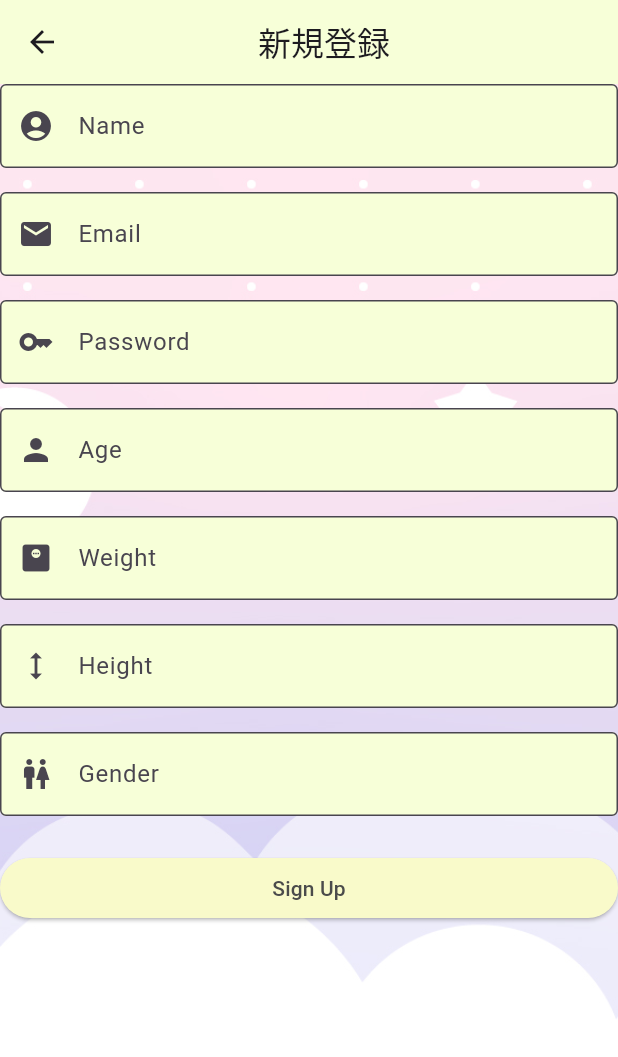
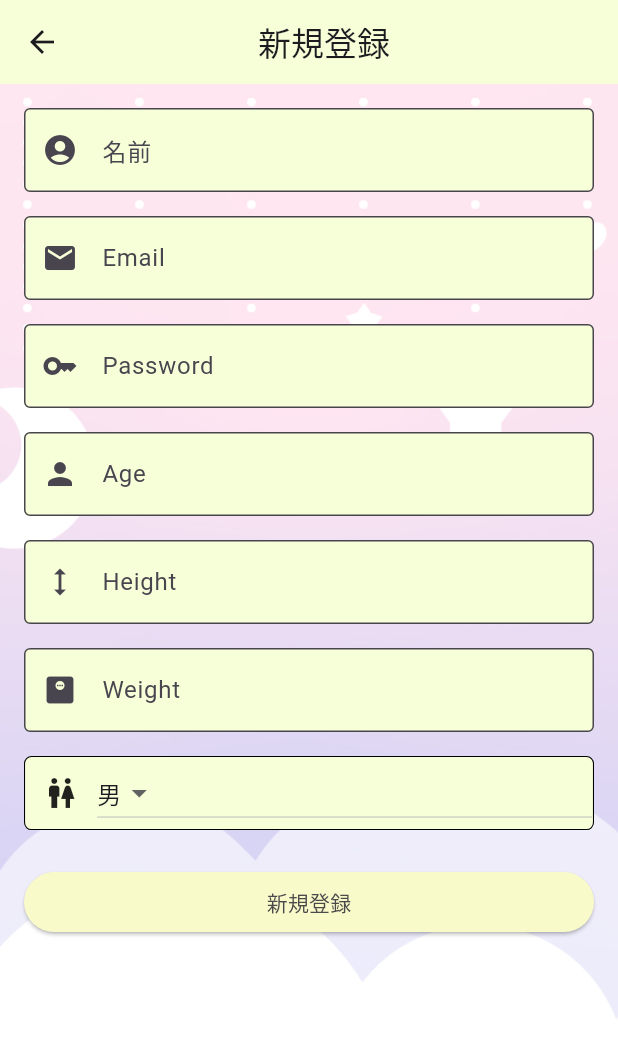
Before and after one commit to mahiro1111/MofuCode, a Flutter app: the SignupScreen screen opened directly, on a phone screen of 412 x 824 dp. Shown: the top 1057 px of the screen. Run offline on Flutter 3.47's test engine with Material 3 defaults, Android fonts, the phone set to English and light mode, and no system bars; our stand-ins replace fl_chart, flutter_riverpod, table_calendar.

Commit message:
UIなどの修正

```diff
--- a/flutter_application_1/lib/screens/registration.dart
+++ b/flutter_application_1/lib/screens/registration.dart
@@ -1,25 +1,6 @@
 import 'package:flutter/material.dart';
 import 'package:http/http.dart' as http;
 import 'dart:convert';
-
-void main() {
-  runApp(const MyApp());
-}
-
-class MyApp extends StatelessWidget {
-  const MyApp({super.key});
-
-  @override
-  Widget build(BuildContext context) {
-    return MaterialApp(
-      title: 'MofuCode_registration',
-      theme: ThemeData(
-        primarySwatch: Colors.blue,
-      ),
-      home: const SignupScreen(),
-    );
-  }
-}
 
 class SignupScreen extends StatefulWidget {
   const SignupScreen({super.key});
@@ -48,8 +29,8 @@ class _SignupScreenState extends State<SignupScreen> {
     final double height = double.parse(_heightController.text);
     final String gender = _genderController.text;
 
-    // APIのURL (例としてngrokを使ったローカルホストのURL)
-    const String apiUrl = "https://your-ngrok-url.com/users";  // APIのURL
+    // APIのURL
+    const String apiUrl = "https://divine-stud-infinite.ngrok-free.app/";
 
     try {
       // リクエストボディを作成
@@ -89,34 +70,38 @@ class _SignupScreenState extends State<SignupScreen> {
     }
   }
 
+  String isSelectedValue = '男';
+
   @override
   Widget build(BuildContext context) {
-    return Scaffold(
+    return GestureDetector(
+        onTap: () {
+          FocusScope.of(context).unfocus();
+        },
+        child: Scaffold(
+          resizeToAvoidBottomInset: false,
           appBar: AppBar(
               backgroundColor: const Color(0xFFF7FFd8),
-        title:Container(
-          margin: EdgeInsets.fromLTRB(100, 0, 0, 0),
+              title: Container(
+                margin: const EdgeInsets.fromLTRB(100, 0, 0, 0),
                 child: const Text('新規登録'),
-        )
-      ),
-
-      body: Center(
-        child:Container(
+              )),
+          body: Container(
             decoration: const BoxDecoration(
               image: DecorationImage(
                 image: AssetImage('images/background_sample.jpg'), // 背景画像を指定
-              fit: BoxFit.cover,  // 画像を画面全体に広げる
+                fit: BoxFit.cover, // 画像を画面全体に広げる
               ),
             ),
-          //padding: const EdgeInsets.all(16.0),
+            padding: const EdgeInsets.all(16.0),
             child: Column(
               children: <Widget>[
                 // 名前入力フィールド
                 TextField(
-                controller: _nameController,  // コントローラを追加
+                  controller: _nameController, // コントローラを追加
                   decoration: const InputDecoration(
                     prefixIcon: Icon(Icons.account_circle),
-                  labelText: 'Name',
+                    labelText: '名前',
                     border: OutlineInputBorder(),
                     filled: true,
                     fillColor: Color(0xFFF7FFd8),
@@ -125,7 +110,7 @@ class _SignupScreenState extends State<SignupScreen> {
                 const SizedBox(height: 16),
                 // メール入力フィールド
                 TextField(
-                controller: _emailController,  // コントローラを追加
+                  controller: _emailController, // コントローラを追加
                   decoration: const InputDecoration(
                     prefixIcon: Icon(Icons.mail),
                     labelText: 'Email',
@@ -137,7 +122,7 @@ class _SignupScreenState extends State<SignupScreen> {
                 const SizedBox(height: 16),
                 // パスワード入力フィールド
                 TextField(
-                controller: _passwordController,  // コントローラを追加
+                  controller: _passwordController, // コントローラを追加
                   obscureText: true,
                   decoration: const InputDecoration(
                     prefixIcon: Icon(Icons.key),
@@ -150,7 +135,7 @@ class _SignupScreenState extends State<SignupScreen> {
                 const SizedBox(height: 16),
                 // 年齢入力フィールド
                 TextField(
-                controller: _ageController,  // コントローラを追加
+                  controller: _ageController, // コントローラを追加
                   decoration: const InputDecoration(
                     prefixIcon: Icon(Icons.person),
                     labelText: 'Age',
@@ -160,9 +145,21 @@ class _SignupScreenState extends State<SignupScreen> {
                   ),
                 ),
                 const SizedBox(height: 16),
+                // 身長入力フィールド
+                TextField(
+                  controller: _heightController, // コントローラを追加
+                  decoration: const InputDecoration(
+                    prefixIcon: Icon(Icons.height),
+                    labelText: 'Height',
+                    border: OutlineInputBorder(),
+                    filled: true,
+                    fillColor: Color(0xFFF7FFd8),
+                  ),
+                ),
+                const SizedBox(height: 16),
                 // 体重入力フィールド
                 TextField(
-                controller: _weightController,  // コントローラを追加
+                  controller: _weightController, // コントローラを追加
                   decoration: const InputDecoration(
                     prefixIcon: Icon(Icons.monitor_weight),
                     labelText: 'Weight',
@@ -172,46 +169,53 @@ class _SignupScreenState extends State<SignupScreen> {
                   ),
                 ),
                 const SizedBox(height: 16),
-              // 身長入力フィールド
-              TextField(
-                controller: _heightController,  // コントローラを追加
-                decoration: const InputDecoration(
-                  prefixIcon: Icon(Icons.height),
-                  labelText: 'Height',
-                  border: OutlineInputBorder(),
-                  filled: true,
-                  fillColor: Color(0xFFF7FFd8),
+                Container(
+                  decoration: BoxDecoration(
+                      color: const Color(0xFFF7FFd8),
+                      border: Border.all(
+                        color: Colors.black, // 枠線の色
+                        width: 0.7, // 枠線の太さ
+                      ),
+                      borderRadius: BorderRadius.circular(5)),
+                  child: Row(children: <Widget>[
+                    const SizedBox(width: 12),
+                    const Icon(Icons.wc),
+                    const SizedBox(width: 12),
+                    SizedBox(
+                      width: 330,
+                      child: DropdownButton<String>(
+                        items: const [
+                          DropdownMenuItem(value: '男', child: Text('男')),
+                          DropdownMenuItem(value: '女', child: Text('女')),
+                        ],
+                        value: isSelectedValue,
+                        onChanged: (String? value) {
+                          setState(() {
+                            isSelectedValue = value!;
+                          });
+                        },
+                        menuWidth: 347,
+                        borderRadius: BorderRadius.circular(5),
                       ),
                     ),
-              const SizedBox(height: 16),
-              // 性別入力フィールド
-              TextField(
-                controller: _genderController,  // コントローラを追加
-                decoration: const InputDecoration(
-                  prefixIcon: Icon(Icons.wc),
-                  labelText: 'Gender',
-                  border: OutlineInputBorder(),
-                  filled: true,
-                  fillColor: Color(0xFFF7FFd8),
-                ),
+                  ]),
                 ),
                 const SizedBox(height: 24),
                 // 登録ボタン
                 SizedBox(
                   width: double.infinity, // ボタンが横幅いっぱいになる
                   child: ElevatedButton(
-                  onPressed: _signup,  // ボタン押下時にサインアップ処理を呼び出す
+                    onPressed: _signup, // ボタン押下時にサインアップ処理を呼び出す
                     style: ElevatedButton.styleFrom(
                       backgroundColor: const Color(0xFFF9FACA), // ボタンの背景色
-                    foregroundColor: const Color(0xFF4b4b4b),  // ボタンのテキストカラー
+                      foregroundColor: const Color(0xFF4b4b4b), // ボタンのテキストカラー
                     ),
-                  child: const Text('Sign Up'),
+                    child: const Text('新規登録'),
                   ),
                 ),
               ],
             ),
           ),
-      )
-    );
+        ));
   }
 }
```
Lines whose indentation alone changed are shown as unchanged.
